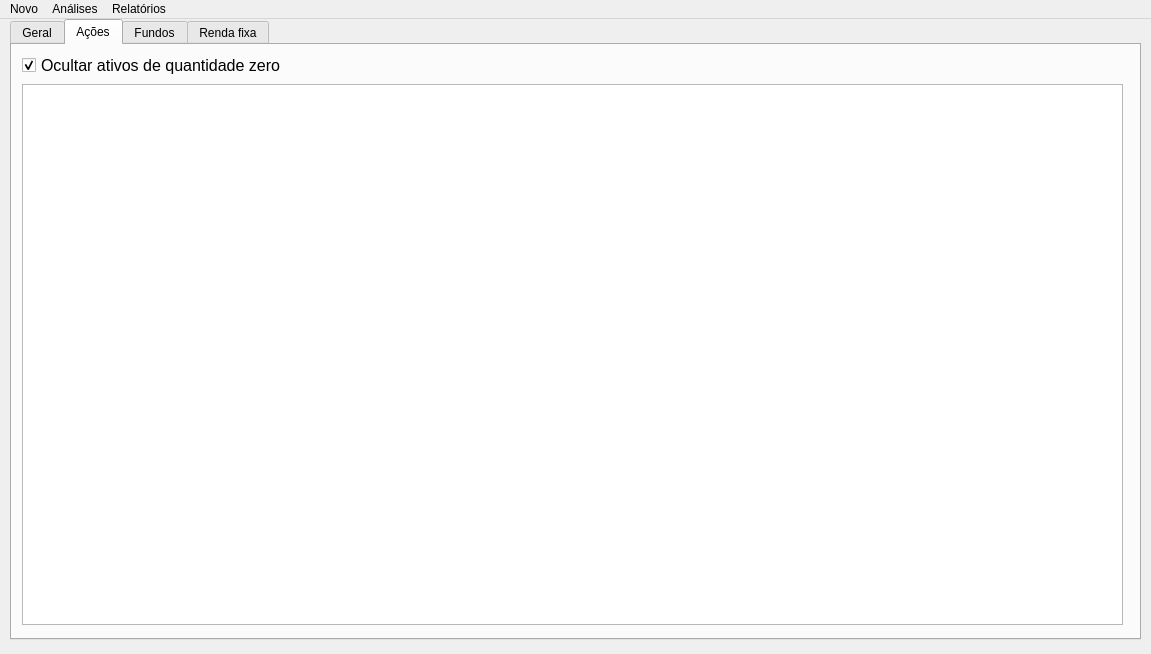
ThiagoServulo/MyFinancialAssets, file mainwindow.ui: the form before one commit.
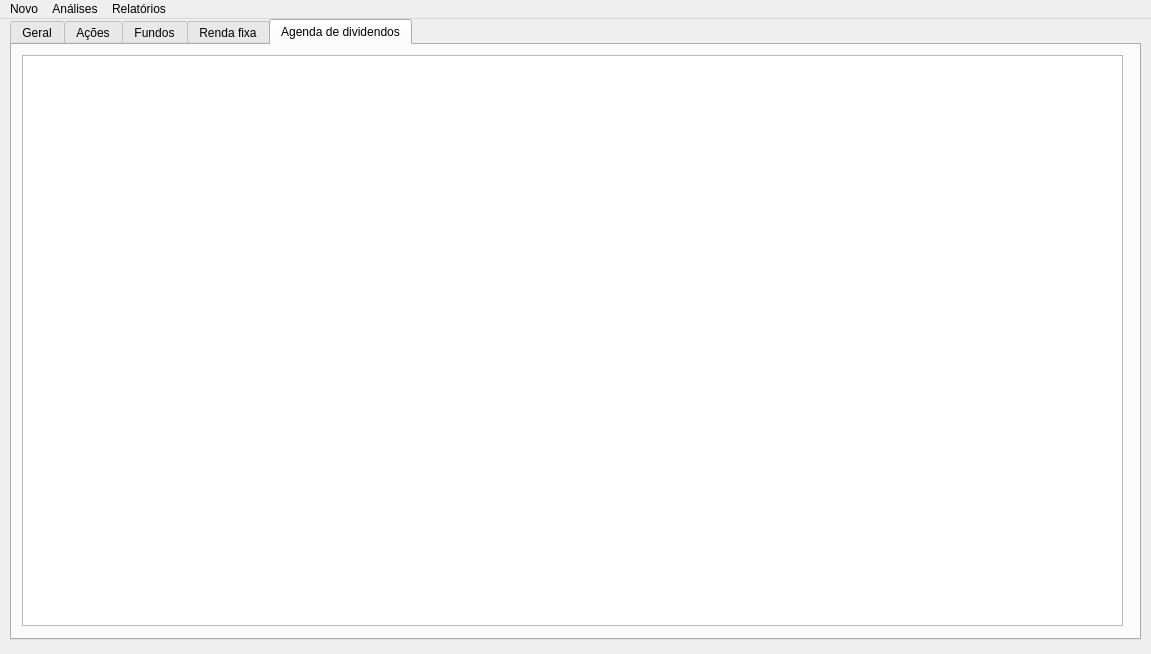
The form after the commit.

Commit message: Create future yield class

Patch:
```diff
--- a/mainwindow.ui
+++ b/mainwindow.ui
@@ -24,7 +24,7 @@
      </rect>
     </property>
     <property name="currentIndex">
-     <number>1</number>
+     <number>4</number>
     </property>
     <widget class="QWidget" name="tab_general">
      <attribute name="title">
@@ -128,6 +128,21 @@
       </property>
      </widget>
     </widget>
+    <widget class="QWidget" name="tab_yieldCalendar">
+     <attribute name="title">
+      <string>Agenda de dividendos</string>
+     </attribute>
+     <widget class="QTableWidget" name="tableWidget_yieldCalendar">
+      <property name="geometry">
+       <rect>
+        <x>10</x>
+        <y>10</y>
+        <width>1101</width>
+        <height>571</height>
+       </rect>
+      </property>
+     </widget>
+    </widget>
    </widget>
   </widget>
   <widget class="QMenuBar" name="menubar">
```
The commit also changes 6 other files.
